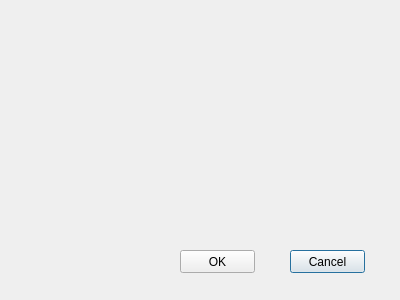
The window that createpartitionwindow.ui (YuraStr/Partition-Editor) describes before a commit, drawn with Qt 5.
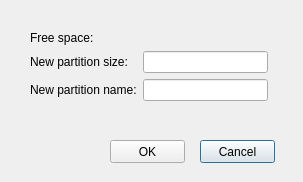
The same window after the commit.

What changed in the file:
```diff
--- a/createpartitionwindow.ui
+++ b/createpartitionwindow.ui
@@ -6,8 +6,8 @@
    <rect>
     <x>0</x>
     <y>0</y>
-    <width>400</width>
-    <height>300</height>
+    <width>303</width>
+    <height>182</height>
    </rect>
   </property>
   <property name="windowTitle">
@@ -16,8 +16,8 @@
   <widget class="QPushButton" name="cancelButton">
    <property name="geometry">
     <rect>
-     <x>290</x>
-     <y>250</y>
+     <x>200</x>
+     <y>140</y>
      <width>75</width>
      <height>23</height>
     </rect>
@@ -29,8 +29,8 @@
   <widget class="QPushButton" name="okButton">
    <property name="geometry">
     <rect>
-     <x>180</x>
-     <y>250</y>
+     <x>110</x>
+     <y>140</y>
      <width>75</width>
      <height>23</height>
     </rect>
@@ -39,6 +39,52 @@
     <string>OK</string>
    </property>
   </widget>
+  <widget class="QWidget" name="">
+   <property name="geometry">
+    <rect>
+     <x>30</x>
+     <y>30</y>
+     <width>238</width>
+     <height>71</height>
+    </rect>
+   </property>
+   <layout class="QGridLayout" name="gridLayout">
+    <item row="0" column="0">
+     <widget class="QLabel" name="label_3">
+      <property name="text">
+       <string>Free space:</string>
+      </property>
+     </widget>
+    </item>
+    <item row="0" column="1">
+     <widget class="QLabel" name="freeSpaceLabel">
+      <property name="text">
+       <string/>
+      </property>
+     </widget>
+    </item>
+    <item row="1" column="0">
+     <widget class="QLabel" name="label">
+      <property name="text">
+       <string>New partition size:</string>
+      </property>
+     </widget>
+    </item>
+    <item row="1" column="1">
+     <widget class="QLineEdit" name="sizeLineEdit"/>
+    </item>
+    <item row="2" column="0">
+     <widget class="QLabel" name="label_2">
+      <property name="text">
+       <string>New partition name:</string>
+      </property>
+     </widget>
+    </item>
+    <item row="2" column="1">
+     <widget class="QLineEdit" name="nameLineEdit"/>
+    </item>
+   </layout>
+  </widget>
  </widget>
  <resources/>
  <connections/>
```
